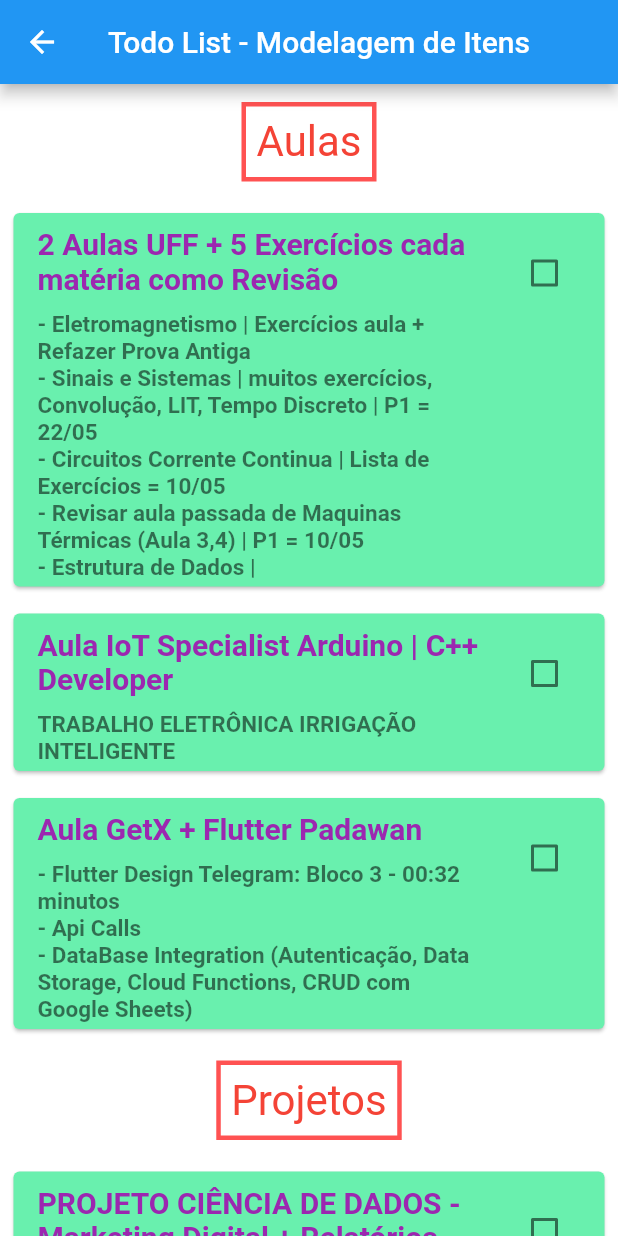
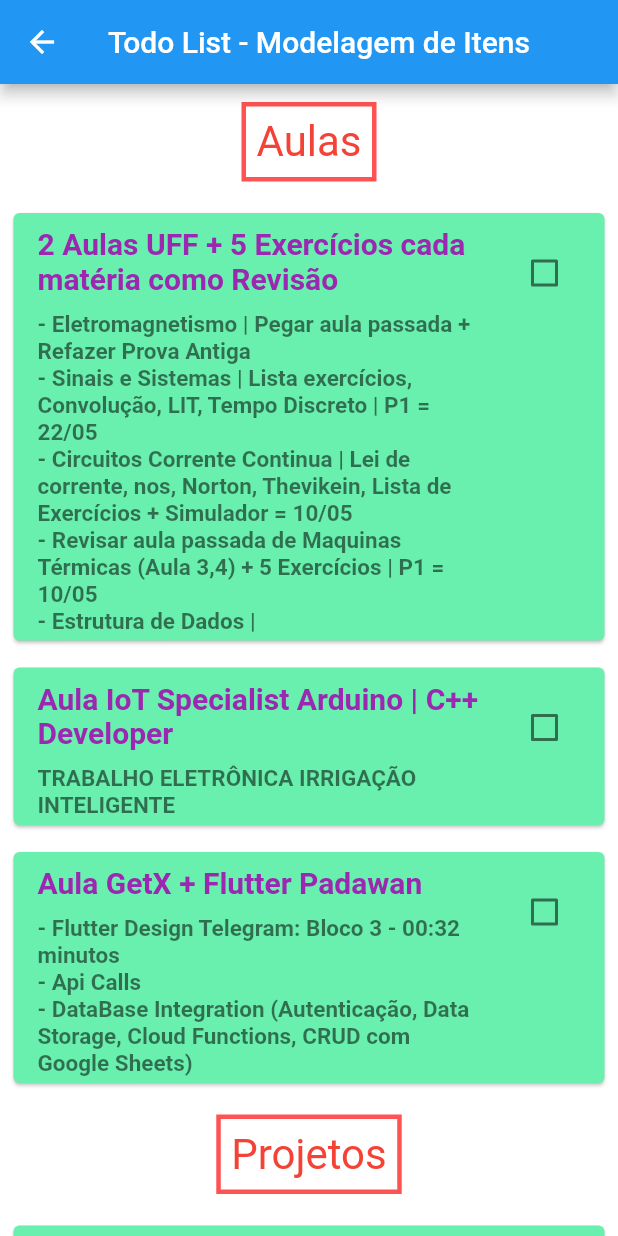
Before and after one commit to PedroVic12/gohan-treinamentos, a Flutter app: the TodoListViewPage screen opened directly, on a phone screen of 412 x 824 dp. Run offline on Flutter 3.47's test engine with Material 2 defaults, Android fonts, the phone set to English and light mode, and no system bars; our stand-ins replace get, get_storage, percent_indicator, youtube_player_flutter; accounts and stored records are empty; network calls fail.

Commit message:
Update TodoListViewPage.dart

```diff
--- a/app_produtividade/lib/pages/TodoListViewPage.dart
+++ b/app_produtividade/lib/pages/TodoListViewPage.dart
@@ -145,14 +145,19 @@ class TodoControllerGetx extends GetxController {
   var itens = <TodoList>[
     //TodoList(texto: '7 Days Aulas Data Science', done: false, subTitulo: []),
     //TodoList(texto: '7 Days MongoDB', done: false, subTitulo: []),
+    TodoList(texto: 'Produtividade + Hábitos', subTitulo: [
+      '- Organização e passar a limpo Tarefas',
+      '- Ler 1 Capitulo de um Livro',
+      '-Fechar 5 Abas de cada Navegador'
+    ]),
     TodoList(
         texto: '2 Aulas UFF + 5 Exercícios cada matéria como Revisão',
         done: false,
         subTitulo: [
-          '- Eletromagnetismo | Exercícios aula + Refazer Prova Antiga',
-          '- Sinais e Sistemas | muitos exercícios, Convolução, LIT, Tempo Discreto | P1 = 22/05',
-          '- Circuitos Corrente Continua | Lista de Exercícios = 10/05 ',
-          '- Revisar aula passada de Maquinas Térmicas (Aula 3,4) | P1 = 10/05',
+          '- Eletromagnetismo | Pegar aula passada + Refazer Prova Antiga',
+          '- Sinais e Sistemas | Lista exercícios, Convolução, LIT, Tempo Discreto | P1 = 22/05',
+          '- Circuitos Corrente Continua | Lei de corrente, nos, Norton, Thevikein, Lista de Exercícios + Simulador = 10/05 ',
+          '- Revisar aula passada de Maquinas Térmicas (Aula 3,4) + 5 Exercícios | P1 = 10/05',
           '- Estrutura de Dados | '
         ]),
     // TodoList(
```
